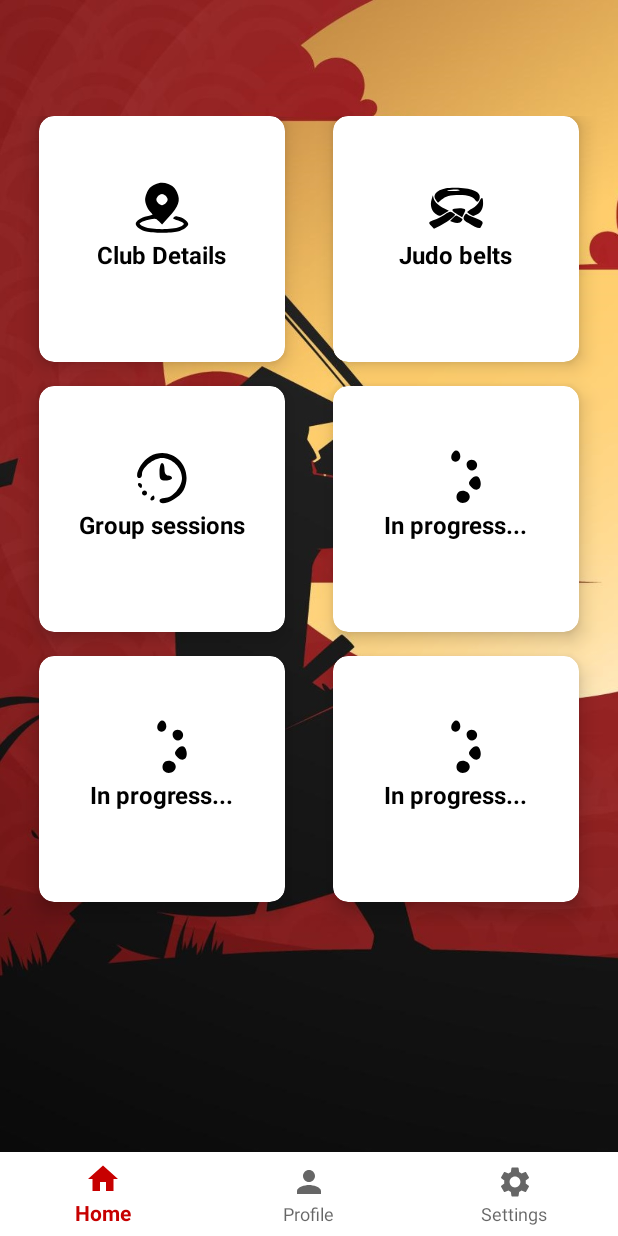
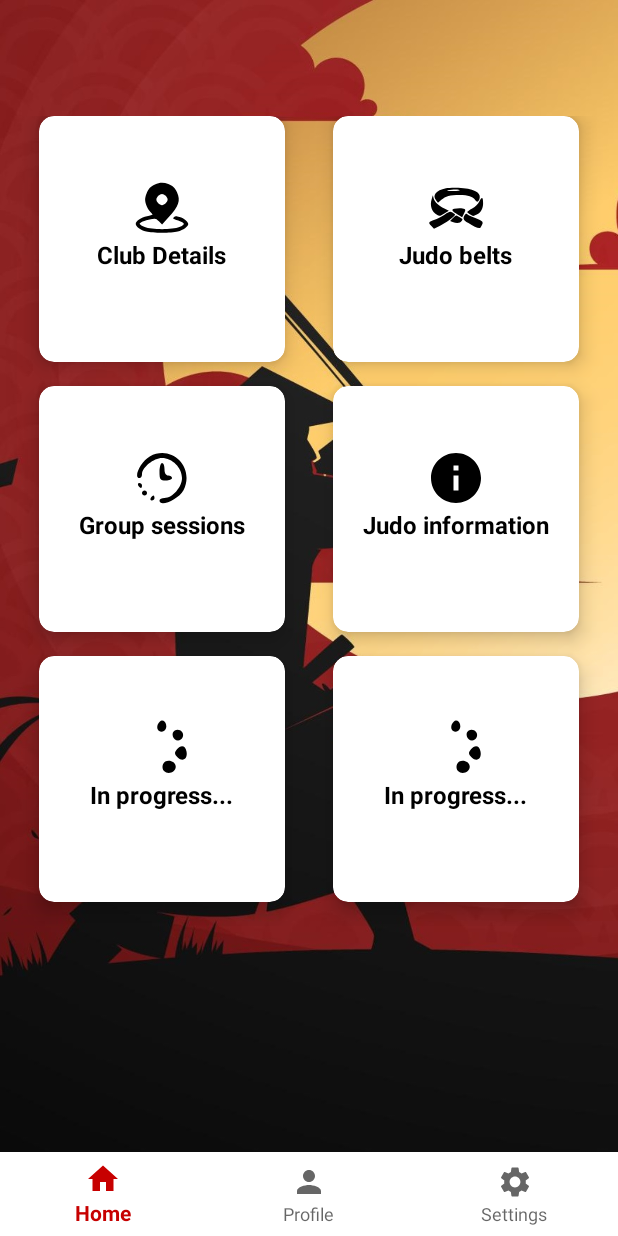
Before and after one commit to SebastianSiclovan/Judo-Interaction-PT, an Android app: the HomeFragment screen opened directly, with no data from a screen before it, on a phone screen of 412 x 824 dp. Run offline under Robolectric (Android 15) with nearby library versions, the phone set to English and light mode, and no system bars; our stand-ins replace Firebase (no records; nobody signed in at launch, a user with empty details on screens opened directly); Roboto replaces fonts that are not available here.

Commit message:
add icon for Judo information

```diff
--- a/app/src/main/res/layout/fragment_home.xml
+++ b/app/src/main/res/layout/fragment_home.xml
@@ -178,11 +178,14 @@
                 app:cardElevation="8dp">
 
                 <LinearLayout
+                    android:id="@+id/judoHistory"
                     android:layout_width="match_parent"
                     android:layout_height="match_parent"
                     android:layout_gravity="center_horizontal"
                     android:layout_margin="16dp"
                     android:background="@color/white"
+                    android:clickable="true"
+                    android:focusable="true"
                     android:orientation="vertical">
 
 
@@ -191,13 +194,13 @@
                         android:layout_height="40dp"
                         android:layout_gravity="center_horizontal"
                         android:layout_marginTop="25dp"
-                        android:src="@drawable/ic_icons8_loading_24"></ImageView>
+                        android:src="@drawable/ic_baseline_info_24"></ImageView>
 
                     <TextView
                         android:layout_width="wrap_content"
                         android:layout_height="38dp"
                         android:layout_gravity="center_horizontal"
-                        android:text="In progress..."
+                        android:text="Judo information"
                         android:textColor="@color/black"
                         android:textSize="16dp"
                         android:textStyle="bold"></TextView>
```
